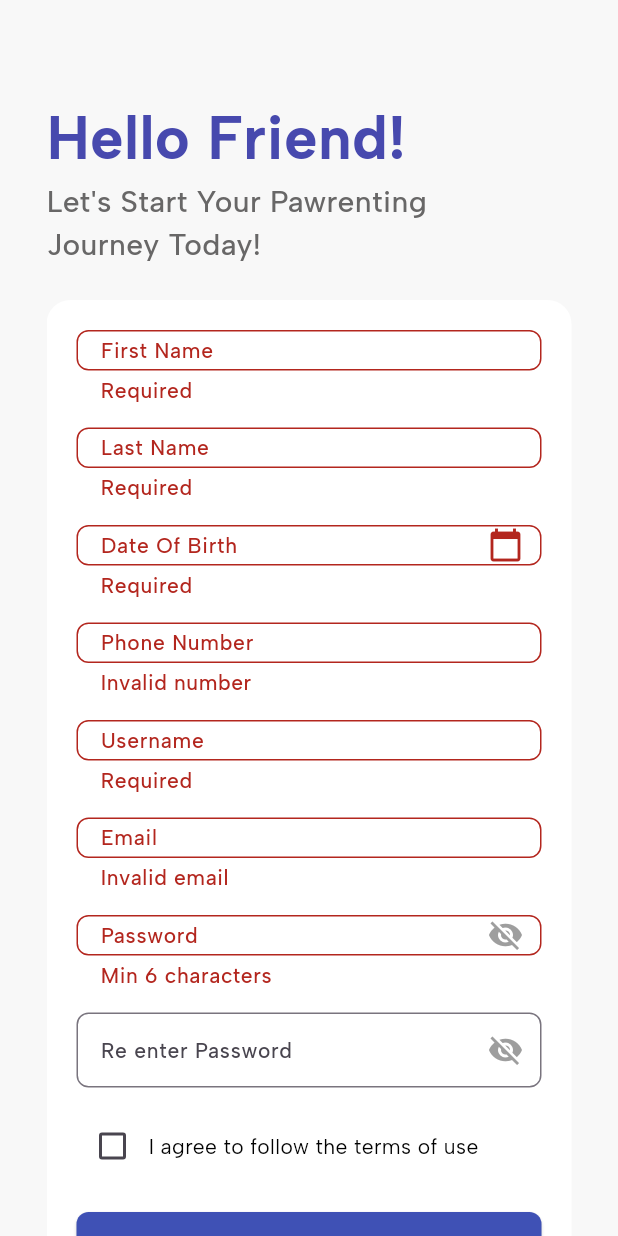
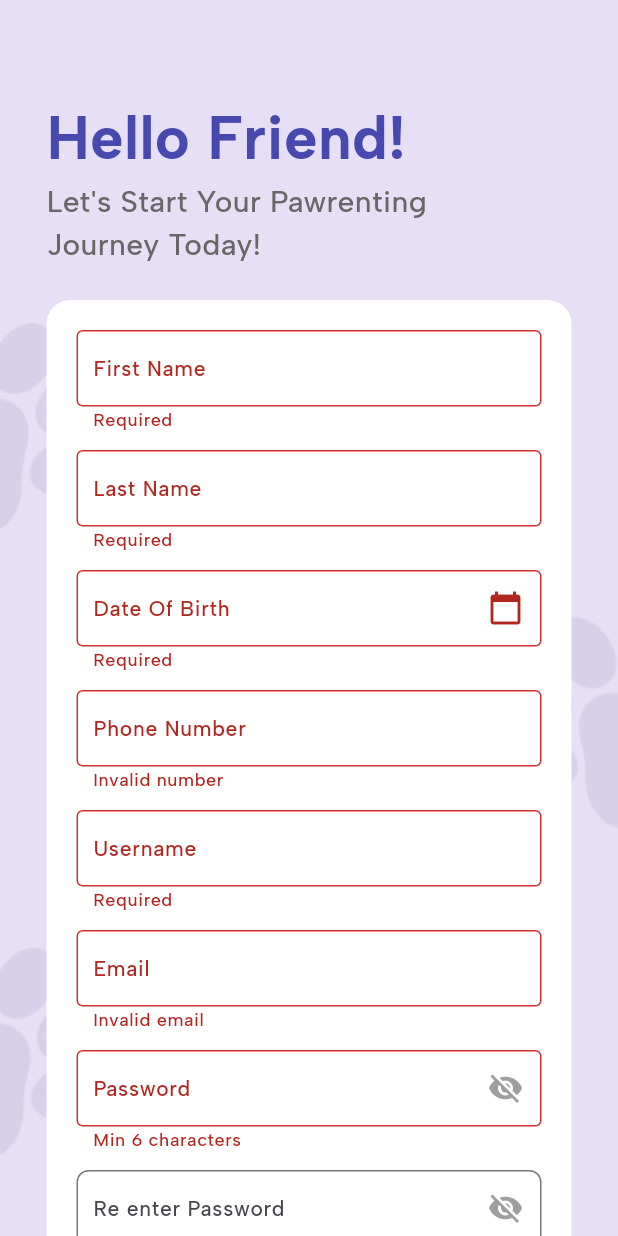
Before and after one commit to artikachintya/pawrenting, a Flutter app: the Signup screen opened directly, after a tap on "Register", on a phone screen of 412 x 824 dp. Run offline on Flutter 3.47's test engine with Material 3 defaults, Android fonts, the phone set to English and light mode, and no system bars; our stand-ins replace firebase_core, get, smooth_page_indicator; missing offline and left inert: dart:ffi; accounts and stored records are empty; project files that could hold a hidden picture were left out.

Commit message:
sign up jadi tinggal revisi dikit

```diff
--- a/lib/app.dart
+++ b/lib/app.dart
@@ -6,6 +6,7 @@ import 'package:pawrentingreborn/features/login/login2.dart';
 import 'package:pawrentingreborn/features/mypets/screens/addpet/addPet.dart';
 import 'package:pawrentingreborn/features/mypets/screens/petdetails/petdetails.dart';
 import 'package:pawrentingreborn/features/mypets/screens/petlist/petlist.dart';
+import 'package:pawrentingreborn/features/signup/signup.dart';
 import 'package:pawrentingreborn/navigationMenu.dart';
 import 'package:pawrentingreborn/utils/theme/theme.dart';
 import 'package:pawrentingreborn/features/community/screens/community.dart';
@@ -20,7 +21,7 @@ MainApp extends StatelessWidget {
       debugShowCheckedModeBanner: false,
       themeMode: ThemeMode.system,
       theme: TAppTheme.lightTheme,
-      home: NavigationMenu(),
+      home: Signup(),
     );
   }
 }
--- a/lib/features/signup/signup.dart
+++ b/lib/features/signup/signup.dart
@@ -32,7 +32,7 @@ class _SignupState extends State<Signup> {
     );
     if (picked != null) {
       setState(() {
-        _dobController.text = DateFormat('yyyy-MM-dd').format(picked);
+        _dobController.text = DateFormat('dd-MM-yyyy').format(picked);
       });
     }
   }
@@ -49,16 +49,23 @@ class _SignupState extends State<Signup> {
     return Scaffold(
       body: Center(
         child: SingleChildScrollView(
-          // child: Container(
-          //   decoration: BoxDecoration(
-          //     image: DecorationImage(
-          //       image: AssetImage('assets/login/wallpaper-login.png'),
-          //       fit: BoxFit.cover,
-          //     ),
-          //   ),
-          // ),
+          child: Container(
+            decoration: BoxDecoration(
+              image: DecorationImage(
+                image: AssetImage('assets/login/wallpaper-login.png'),
+                fit: BoxFit.cover,
+              ),
+            ),
             child: Column(
               children: [
+                Container(
+                  decoration: BoxDecoration(
+                    image: DecorationImage(
+                      image: AssetImage('assets/login/wallpaper-login.png'),
+                      fit: BoxFit.cover,
+                    ),
+                  ),
+                ),
                 Container(
                   height: 180,
                   width: 350,
@@ -88,6 +95,7 @@ class _SignupState extends State<Signup> {
                 ),
                 SizedBox(height: 20),
                 Container(
+                  // height: 600,
                   padding: const EdgeInsets.all(20.0),
                   decoration: BoxDecoration(
                     color: Colors.white,
@@ -172,13 +180,17 @@ class _SignupState extends State<Signup> {
                           isPassword: true,
                           obscure: _obscureConfirmPassword,
                           toggleVisibility: () => setState(() =>
-                            _obscureConfirmPassword = !_obscureConfirmPassword),
-                        validator: (value) => value != _passwordController.text
+                              _obscureConfirmPassword =
+                                  !_obscureConfirmPassword),
+                          validator: (value) =>
+                              value != _passwordController.text
                                   ? 'Passwords mismatch'
                                   : null,
                         ),
-                      const SizedBox(height: 15),
-                      Row(
+                        // const SizedBox(height: 0),
+                        Container(
+                          padding: EdgeInsets.zero,
+                          child: Row(
                             children: [
                               Checkbox(
                                 value: _agreedToTerms,
@@ -187,28 +199,36 @@ class _SignupState extends State<Signup> {
                                 activeColor: Colors.indigo,
                               ),
                               const Expanded(
-                            child: Text(
+                                child: Align(
+                                  alignment:
+                                      Alignment.centerLeft, // ini juga udah
+                                  child: const Text(
                                     'I agree to follow the terms of use',
                                     style: TextStyle(fontSize: 14),
+                                    textAlign:
+                                        TextAlign.start, // help ini udah dicoba
+                                  ),
                                 ),
                               ),
                             ],
                           ),
-                      const SizedBox(height: 20),
+                        ),
+                        // const SizedBox(height: 10),
                         SizedBox(
                           width: double.infinity,
                           child: ElevatedButton(
                             style: ElevatedButton.styleFrom(
-                            backgroundColor: Colors.indigo,
+                              backgroundColor: Color(0xff6D52D7),
                               padding: const EdgeInsets.symmetric(vertical: 16),
                               shape: RoundedRectangleBorder(
-                              borderRadius: BorderRadius.circular(8),
+                                borderRadius: BorderRadius.circular(31),
                               ),
                             ),
                             onPressed: _submitForm,
                             child: const Text(
                               'Register',
-                            style: TextStyle(fontSize: 16, color: Colors.white),
+                              style:
+                                  TextStyle(fontSize: 24, color: Colors.white),
                             ),
                           ),
                         ),
@@ -243,6 +263,7 @@ class _SignupState extends State<Signup> {
             ),
           ),
         ),
+      ),
     );
   }
 
@@ -259,9 +280,7 @@ class _SignupState extends State<Signup> {
     Widget? icon,
     Widget? prefix,
   }) {
-    return SizedBox(
-      height: 50,
-      child: TextFormField(
+    return TextFormField(
       controller: controller,
       obscureText: isPassword && obscure,
       keyboardType: keyboardType,
@@ -285,6 +304,13 @@ class _SignupState extends State<Signup> {
         border: OutlineInputBorder(
           borderRadius: BorderRadius.circular(8),
         ),
+        contentPadding: const EdgeInsets.symmetric(vertical: 15, horizontal: 7),
+        errorStyle: const TextStyle(height: 0.8, fontSize: 12),
+        errorBorder: OutlineInputBorder(
+          borderSide: BorderSide(color: Colors.red.shade700),
+        ),
+        focusedErrorBorder: OutlineInputBorder(
+          borderSide: BorderSide(color: Colors.red.shade700),
         ),
       ),
     );
```
Lines whose indentation alone changed are shown as unchanged.
